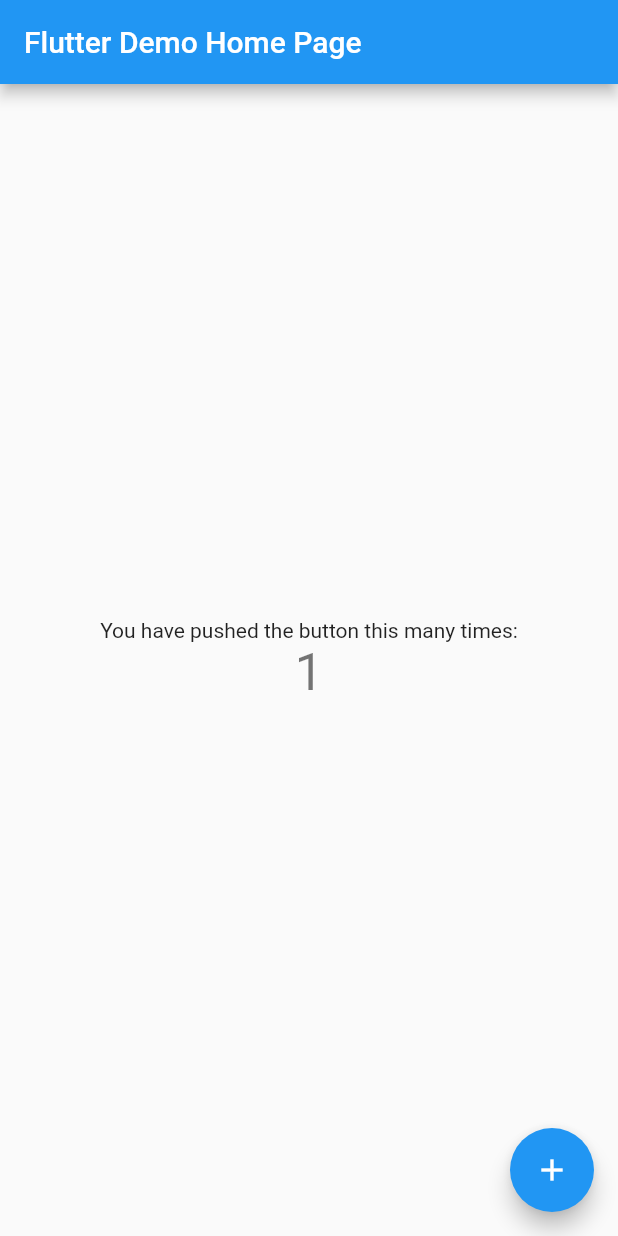
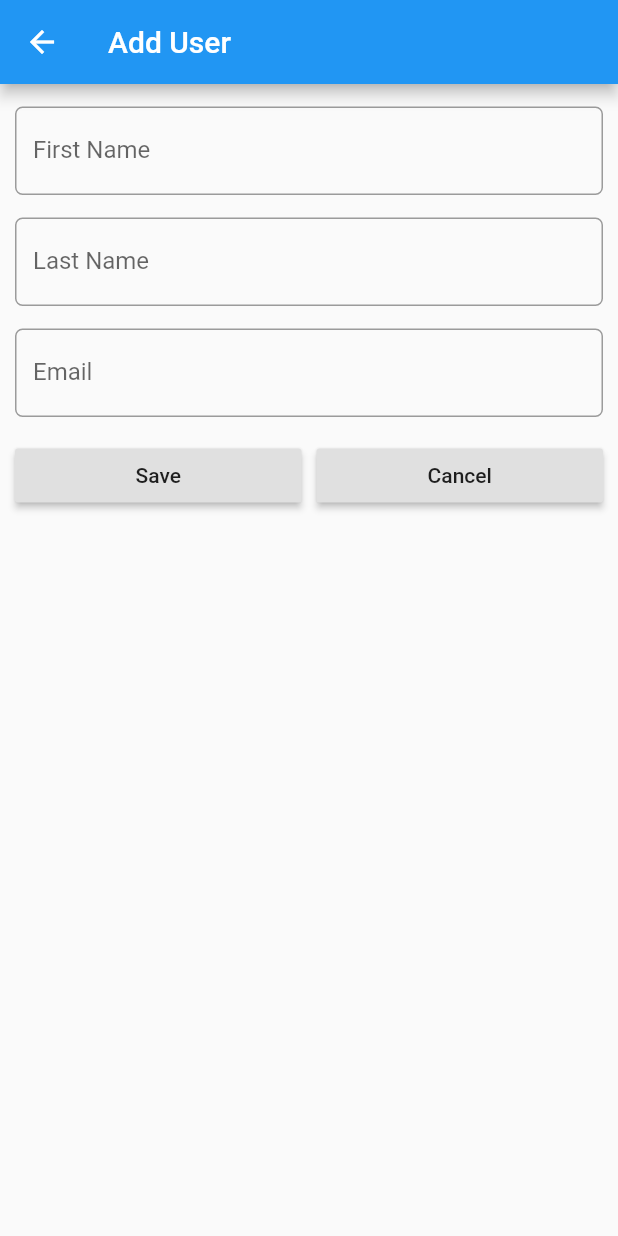
Before and after one commit to akshaykalola28/user_data_flutter, a Flutter app: the screen it shows after launch, after a tap on the "add" icon, on a phone screen of 412 x 824 dp. Run offline on Flutter 3.47's test engine with Material 2 defaults, Android fonts, the phone set to English and light mode, and no system bars; our stand-ins replace sqflite; accounts and stored records are empty.

Commit message:
add and delete user done using sqlite database

```diff
--- /dev/null
+++ b/lib/addUser.dart
@@ -0,0 +1,127 @@
+import 'package:flutter/material.dart';
+import 'package:user_data/database.dart';
+import 'package:user_data/user.dart';
+
+class AddUser extends StatefulWidget {
+  @override
+  State<StatefulWidget> createState() {
+    return AddUserState();
+  }
+}
+
+class AddUserState extends State<AddUser> {
+  User newUser = User('', '', '');
+
+  TextEditingController firstNameController = TextEditingController();
+  TextEditingController lastNameController = TextEditingController();
+  TextEditingController emailController = TextEditingController();
+
+  @override
+  Widget build(BuildContext context) {
+    return Scaffold(
+      appBar: AppBar(
+        title: Text('Add User'),
+      ),
+      body: Padding(
+        padding: EdgeInsets.only(top: 15.0, left: 10.0, right: 10.0),
+        child: ListView(
+          children: <Widget>[
+            TextField(
+              controller: firstNameController,
+              onChanged: (value) {
+                debugPrint(
+                    'Something changed in First Name Text Field ${firstNameController.text}');
+                newUser.firstName = firstNameController.text;
+              },
+              decoration: InputDecoration(
+                  labelText: 'First Name',
+                  border: OutlineInputBorder(
+                      borderRadius: BorderRadius.circular(5.0))),
+            ),
+            Padding(
+              padding: EdgeInsets.only(top: 15.0),
+              child: TextField(
+                controller: lastNameController,
+                onChanged: (value) {
+                  debugPrint('Something changed in Last Name Text Field');
+                  newUser.lastName = lastNameController.text;
+                },
+                decoration: InputDecoration(
+                    labelText: 'Last Name',
+                    border: OutlineInputBorder(
+                        borderRadius: BorderRadius.circular(5.0))),
+              ),
+            ),
+            Padding(
+              padding: EdgeInsets.only(top: 15.0, bottom: 15.0),
+              child: TextField(
+                controller: emailController,
+                onChanged: (value) {
+                  newUser.email = emailController.text;
+                },
+                decoration: InputDecoration(
+                    labelText: 'Email',
+                    border: OutlineInputBorder(
+                        borderRadius: BorderRadius.circular(5.0))),
+              ),
+            ),
+            Padding(
+              padding: EdgeInsets.only(bottom: 15.0),
+              child: Row(
+                children: <Widget>[
+                  Expanded(
+                    child: RaisedButton(
+                      child: Text('Save'),
+                      onPressed: () {
+                        setState(() {
+                          debugPrint('Save Button Clicked');
+                          _saveUser();
+                        });
+                      },
+                    ),
+                  ),
+                  Container(
+                    width: 10.0,
+                  ),
+                  Expanded(
+                    child: RaisedButton(
+                      child: Text('Cancel'),
+                      onPressed: () {
+                        setState(() {
+                          debugPrint('Cancel Button Print');
+                          Navigator.pop(context, true);
+                        });
+                      },
+                    ),
+                  )
+                ],
+              ),
+            )
+          ],
+        ),
+      ),
+    );
+  }
+
+  //Save User to the Database
+  void _saveUser() async {
+    DatabaseHelper helper = DatabaseHelper();
+    int result = await helper.insertUser(newUser);
+
+    if (result != 0) {
+      Navigator.pop(context, true);
+      _showAlertDialog('Status', 'User is Successfully Added.');
+    } else {
+      _showAlertDialog('Status', 'User not Added.');
+    }
+  }
+
+  void _showAlertDialog(String title, String message) {
+    showDialog(
+        context: context,
+        builder: (BuildContext context) => AlertDialog(
+              title: Text(title),
+              content: Text(message),
+            ));
+  }
+}
--- /dev/null
+++ b/lib/database.dart
@@ -0,0 +1,76 @@
+import 'dart:io';
+import 'package:path_provider/path_provider.dart';
+import 'package:sqflite/sqflite.dart';
+import 'dart:async';
+
+import 'package:user_data/user.dart';
+
+class DatabaseHelper {
+  static DatabaseHelper _databaseHelper;
+  static Database _database;
+
+  String userTable = 'user_table';
+  String colId = 'id';
+  String colFirstName = 'firstName';
+  String colLastName = 'lastName';
+  String colEmail = 'email';
+
+  DatabaseHelper._createInstance();
+
+  factory DatabaseHelper() {
+    if (_databaseHelper == null) {
+      _databaseHelper = DatabaseHelper._createInstance();
+    }
+    return _databaseHelper;
+  }
+
+  Future<Database> get database async {
+    if (_database == null) {
+      _database = await initDB();
+    }
+    return _database;
+  }
+
+  Future<Database> initDB() async {
+    Directory directory = await getApplicationDocumentsDirectory();
+    String path = directory.path + 'users.db';
+
+    return await openDatabase(path, version: 1, onCreate: _createDB);
+  }
+
+  void _createDB(Database db, int newVersion) async {
+    await db.execute(
+        'CREATE TABLE $userTable ($colId INTEGER PRIMARY KEY AUTOINCREMENT,'
+        '$colFirstName TEXT, $colLastName TEXT, $colEmail TEXT)');
+  }
+
+  //Fetch all User from Database
+  Future<List<User>> getUserList() async {
+    Database db = await this.database;
+
+    var result = await db.query(userTable);
+
+    //Convert to List Object
+    int count = result.length;
+    List<User> userList = List<User>();
+    for (int i = 0; i < count; i++) {
+      userList.add(User.fromMap(result[i]));
+    }
+
+    return userList;
+  }
+
+  //Insert into Database
+  Future<int> insertUser(User user) async {
+    Database db = await this.database;
+    var result = db.insert(userTable, user.toMap());
+    return result;
+  }
+
+  //Delete User from Database
+  Future<int> deleteUser(int id) async {
+    Database db = await this.database;
+    var result = db.rawDelete('DELETE FROM $userTable WHERE $colId = $id');
+    return result;
+  }
+}
--- a/lib/main.dart
+++ b/lib/main.dart
@@ -1,4 +1,8 @@
 import 'package:flutter/material.dart';
+import 'package:sqflite/sqlite_api.dart';
+import 'package:user_data/addUser.dart';
+import 'package:user_data/database.dart';
+import 'package:user_data/user.dart';
 
 void main() => runApp(MyApp());
 
@@ -7,108 +11,110 @@ class MyApp extends StatelessWidget {
   @override
   Widget build(BuildContext context) {
     return MaterialApp(
-      title: 'Flutter Demo',
+      title: 'User Data',
+      debugShowCheckedModeBanner: false,
       theme: ThemeData(
-        // This is the theme of your application.
-        //
-        // Try running your application with "flutter run". You'll see the
-        // application has a blue toolbar. Then, without quitting the app, try
-        // changing the primarySwatch below to Colors.green and then invoke
-        // "hot reload" (press "r" in the console where you ran "flutter run",
-        // or simply save your changes to "hot reload" in a Flutter IDE).
-        // Notice that the counter didn't reset back to zero; the application
-        // is not restarted.
         primarySwatch: Colors.blue,
       ),
-      home: MyHomePage(title: 'Flutter Demo Home Page'),
+      home: MyHomePage(),
     );
   }
 }
 
 class MyHomePage extends StatefulWidget {
-  MyHomePage({Key key, this.title}) : super(key: key);
-
-  // This widget is the home page of your application. It is stateful, meaning
-  // that it has a State object (defined below) that contains fields that affect
-  // how it looks.
-
-  // This class is the configuration for the state. It holds the values (in this
-  // case the title) provided by the parent (in this case the App widget) and
-  // used by the build method of the State. Fields in a Widget subclass are
-  // always marked "final".
-
-  final String title;
-
   @override
-  _MyHomePageState createState() => _MyHomePageState();
+  State<StatefulWidget> createState() => _MyHomePageState();
 }
 
 class _MyHomePageState extends State<MyHomePage> {
-  int _counter = 0;
+  int count = 0;
 
-  void _incrementCounter() {
-    setState(() {
-      // This call to setState tells the Flutter framework that something has
-      // changed in this State, which causes it to rerun the build method below
-      // so that the display can reflect the updated values. If we changed
-      // _counter without calling setState(), then the build method would not be
-      // called again, and so nothing would appear to happen.
-      _counter++;
+  DatabaseHelper databaseHelper = DatabaseHelper();
+  List<User> userList;
+
+  @override
+  Widget build(BuildContext context) {
+    debugPrint('1.');
+    if (userList == null) {
+      debugPrint('2.');
+      userList = List<User>();
+      updateUserList();
+    }
+
+    return Scaffold(
+      appBar: AppBar(
+        title: Text('User Data'),
+      ),
+      body: getUserList(),
+      floatingActionButton: FloatingActionButton(
+        onPressed: () async {
+          debugPrint('FAB Clicked');
+          bool result = await Navigator.push(context,
+              MaterialPageRoute(builder: (context) {
+            return AddUser();
+          }));
+
+          if (result == true) {
+            updateUserList();
+          }
+        },
+        tooltip: 'Add User',
+        child: Icon(Icons.add),
+      ),
+    );
+  }
+
+  ListView getUserList() {
+    return ListView.builder(
+      itemCount: count,
+      itemBuilder: (BuildContext context, int position) {
+        final key = userList[position].id.toString();
+        return Dismissible(
+          key: Key(key),
+          onDismissed: (direction) {
+            _deleteUser(userList[position].id);
+            userList.removeAt(position);
+
+            Scaffold.of(context)
+                .showSnackBar(SnackBar(content: Text("$key dismissed")));
+            updateUserList();
+          },
+          child: Card(
+            color: Colors.white,
+            elevation: 2.0,
+            child: ListTile(
+              leading: CircleAvatar(
+                backgroundColor: Colors.amber,
+                child: Text(userList[position].id.toString()),
+              ),
+              title: Text(userList[position].firstName +
+                  ' ' +
+                  userList[position].lastName),
+              subtitle: Text(userList[position].email),
+              onTap: () {
+                debugPrint('List Click');
+              },
+            ),
+          ),
+        );
+      },
+    );
+  }
+
+  void updateUserList() {
+    Future<Database> dbFuture = databaseHelper.initDB();
+    dbFuture.then((database) {
+      Future<List<User>> userListFuture = databaseHelper.getUserList();
+      userListFuture.then((userList) {
+        setState(() {
+          this.userList = userList;
+          this.count = userList.length;
+        });
+      });
     });
   }
 
-  @override
-  Widget build(BuildContext context) {
-    // This method is rerun every time setState is called, for instance as done
-    // by the _incrementCounter method above.
-    //
-    // The Flutter framework has been optimized to make rerunning build methods
-    // fast, so that you can just rebuild anything that needs updating rather
-    // than having to individually change instances of widgets.
-    return Scaffold(
-      appBar: AppBar(
-        // Here we take the value from the MyHomePage object that was created by
-        // the App.build method, and use it to set our appbar title.
-        title: Text(widget.title),
-      ),
-      body: Center(
-        // Center is a layout widget. It takes a single child and positions it
-        // in the middle of the parent.
-        child: Column(
-          // Column is also layout widget. It takes a list of children and
-          // arranges them vertically. By default, it sizes itself to fit its
-          // children horizontally, and tries to be as tall as its parent.
-          //
-          // Invoke "debug painting" (press "p" in the console, choose the
-          // "Toggle Debug Paint" action from the Flutter Inspector in Android
-          // Studio, or the "Toggle Debug Paint" command in Visual Studio Code)
-          // to see the wireframe for each widget.
-          //
-          // Column has various properties to control how it sizes itself and
-          // how it positions its children. Here we use mainAxisAlignment to
-          // center the children vertically; the main axis here is the vertical
-          // axis because Columns are vertical (the cross axis would be
-          // horizontal).
-          mainAxisAlignment: MainAxisAlignment.center,
-          children: <Widget>[
-            Text(
-              'You have pushed the button this many times:',
-            ),
-            Text(
-              '$_counter',
-              style: Theme
-                  .of(context)
-                  .textTheme
-                  .display1,
-            ),
-          ],
-        ),
-      ),
-      floatingActionButton: FloatingActionButton(
-        onPressed: _incrementCounter,
-        tooltip: 'Increment',
-        child: Icon(Icons.add),
-      ), // This trailing comma makes auto-formatting nicer for build methods.
-    );
+  void _deleteUser(int id) async {
+    int result = await databaseHelper.deleteUser(id);
   }
 }
--- /dev/null
+++ b/lib/user.dart
@@ -0,0 +1,49 @@
+class User {
+  int _id;
+  String _firstName;
+  String _lastName;
+  String _email;
+
+  User(this._firstName, this._lastName, this._email);
+
+  User.withId(this._id, this._firstName, this._lastName, this._email);
+
+  int get id => _id;
+
+  String get firstName => _firstName;
+
+  String get lastName => _lastName;
+
+  String get email => _email;
+
+  set firstName(String firstName) {
+    this._firstName = firstName;
+  }
+
+  set lastName(String lastName) {
+    this._lastName = lastName;
+  }
+
+  set email(String email) {
+    this._email = email;
+  }
+
+  //Convert to Map Object
+  Map<String, dynamic> toMap() {
+    var map = Map<String, dynamic>();
+    if (id != null) map['id'] = _id;
+
+    map['firstName'] = _firstName;
+    map['lastName'] = _lastName;
+    map['email'] = _email;
+    return map;
+  }
+
+  //Extract From Map
+  User.fromMap(Map<String, dynamic> map) {
+    this._id = map['id'];
+    this._firstName = map['firstName'];
+    this._lastName = map['lastName'];
+    this._email = map['email'];
+  }
+}
--- a/pubspec.yaml
+++ b/pubspec.yaml
@@ -19,6 +19,9 @@ environment:
 dependencies:
   flutter:
     sdk: flutter
+  sqflite: any
+  path_provider: any
+  http: any
 
   # The following adds the Cupertino Icons font to your application.
   # Use with the CupertinoIcons class for iOS style icons.
```
Also changed, not shown: pubspec.lock.
